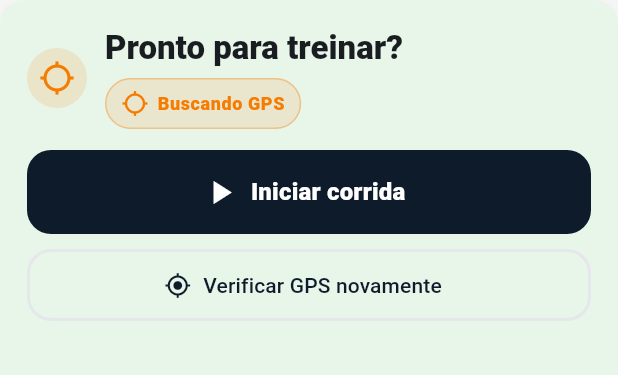
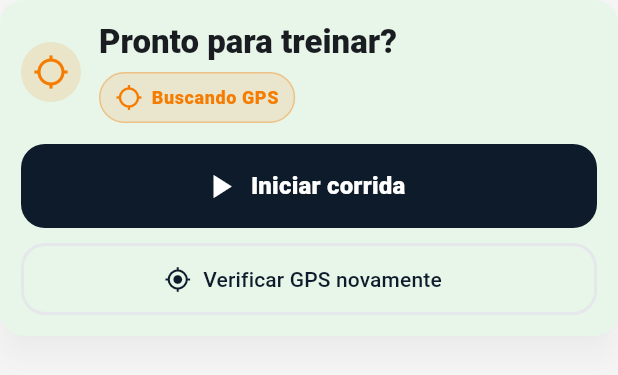
Before and after one commit to martinsantosric-boop/boratreinar, a Flutter app: the _RunActionPanel widget shown alone on an empty page, opened directly with empty values, on a phone screen of 412 x 824 dp. Shown: the top 375 px of the screen. Run offline on Flutter 3.47's test engine with Material 3 defaults, Android fonts, the phone set to English and light mode, and no system bars; our stand-ins replace audioplayers, geolocator, pedometer, permission_handler, shared_preferences, supabase_flutter and 2 more; missing offline and left inert: dart:ui_web; accounts and stored records are empty; network calls fail.

Commit message:
Corrige painel inferior da corrida

```diff
--- a/lib/screens/active_run_screen.dart
+++ b/lib/screens/active_run_screen.dart
@@ -317,7 +317,7 @@ class _ActiveRunScreenState extends State<ActiveRunScreen> {
         child: Stack(
           children: [
             ListView(
-              padding: const EdgeInsets.fromLTRB(16, 8, 16, 260),
+              padding: const EdgeInsets.fromLTRB(16, 8, 16, 210),
               children: [
                 Card(
                   color: Theme.of(context).colorScheme.primary,
@@ -586,8 +586,9 @@ class _RunActionPanel extends StatelessWidget {
       shadowColor: Colors.black.withValues(alpha: 0.18),
       color: _panelColor(theme),
       child: Padding(
-        padding: const EdgeInsets.all(18),
+        padding: const EdgeInsets.all(14),
         child: Column(
+          mainAxisSize: MainAxisSize.min,
           crossAxisAlignment: CrossAxisAlignment.stretch,
           children: [
             Row(
--- a/pubspec.yaml
+++ b/pubspec.yaml
@@ -16,7 +16,7 @@ publish_to: 'none' # Remove this line if you wish to publish to pub.dev
 # https://developer.apple.com/library/archive/documentation/General/Reference/InfoPlistKeyReference/Articles/CoreFoundationKeys.html
 # In Windows, build-name is used as the major, minor, and patch parts
 # of the product and file versions while build-number is used as the build suffix.
-version: 1.0.1+2
+version: 1.0.2+3
 
 environment:
   sdk: ^3.8.1
```
